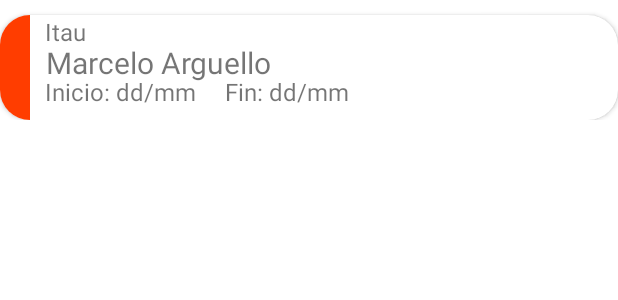
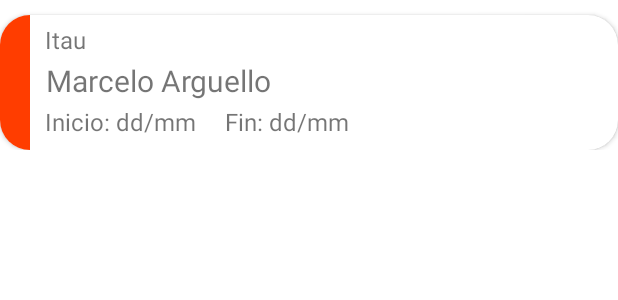
Before and after one commit to EduardoVicente1/Vacation-Manager-Android, an Android app: the layout item_calendar_worker_recycler.xml on its own in the app's theme, with its tools: preview values and no code run, on a phone screen of 412 x 824 dp. Shown: the top 300 px of the screen. Run offline under Robolectric (Android 15) with nearby library versions, the phone set to English and light mode, and no system bars.

Commit message:
Modify item recycler

```diff
--- a/app/src/main/AndroidManifest.xml
+++ b/app/src/main/AndroidManifest.xml
@@ -11,7 +11,8 @@
         android:theme="@style/Theme.VacationManagerAndroid">
         <activity
             android:name=".HostActivity"
-            android:exported="false" />
+            android:exported="false"
+            android:screenOrientation="portrait"/>
         <!--
      Set custom default icon. This is used when no icon is set for incoming notification messages.
      See README(https://goo.gl/l4GJaQ) for more.
@@ -30,7 +31,8 @@
         <activity
             android:name=".LoginActivity"
             android:exported="false"
-            android:windowSoftInputMode="stateHidden" />
+            android:windowSoftInputMode="stateHidden"
+            android:screenOrientation="portrait"/>
         <activity
             android:name=".SplashScreen"
             android:exported="true"
--- a/app/src/main/java/com/example/vacation_manager_android/HostActivity.kt
+++ b/app/src/main/java/com/example/vacation_manager_android/HostActivity.kt
@@ -2,7 +2,6 @@ package com.example.vacation_manager_android
 
 import android.content.Context
 import android.graphics.Rect
-import androidx.appcompat.app.AppCompatActivity
 import android.os.Bundle
 import android.util.Log
 import android.view.MenuItem
@@ -11,13 +10,12 @@ import android.view.inputmethod.InputMethodManager
 import android.widget.EditText
 import android.widget.Toast
 import androidx.appcompat.app.ActionBarDrawerToggle
+import androidx.appcompat.app.AppCompatActivity
 import androidx.core.view.GravityCompat
 import androidx.drawerlayout.widget.DrawerLayout
 import androidx.fragment.app.Fragment
 import com.example.vacation_manager_android.Fragments.FragmentHome
 import com.example.vacation_manager_android.Fragments.FragmentVacationReque
-import com.example.vacation_manager_android.Fragments.PendingsFragment
-import com.example.vacation_manager_android.databinding.FragmentSendNotifBinding
 import com.google.android.material.navigation.NavigationView
 import com.paulocabelloacha.sendnotif.SendNotifFragment
 
--- a/app/src/main/res/layout/fragment_login.xml
+++ b/app/src/main/res/layout/fragment_login.xml
@@ -37,6 +37,7 @@
         android:layout_height="50dp"
         android:layout_marginStart="30dp"
         android:layout_marginEnd="30dp"
+        android:text="asd"
         android:hint="Usuario"
         android:fontFamily="@font/mplusrounded1cregular"
         android:inputType="textPersonName"
@@ -62,6 +63,7 @@
         android:layout_height="50dp"
         android:layout_marginStart="30dp"
         android:layout_marginEnd="30dp"
+        android:text="123"
         android:hint="Contraseña"
         android:fontFamily="@font/mplusrounded1cregular"
         android:inputType="textPassword"
--- a/app/src/main/res/layout/item_calendar_worker_recycler.xml
+++ b/app/src/main/res/layout/item_calendar_worker_recycler.xml
@@ -9,7 +9,7 @@
     <androidx.cardview.widget.CardView
         android:id="@+id/cardv_item_work"
         android:layout_width="match_parent"
-        android:layout_height="70dp"
+        android:layout_height="90dp"
         app:cardCornerRadius="20dp"
         android:layout_marginTop="10dp"
         app:layout_constraintTop_toTopOf="parent"
@@ -30,6 +30,7 @@
             android:textSize="16sp"
             android:gravity="center_horizontal"
             android:layout_marginLeft="30dp"
+            android:layout_marginTop="5dp"
             />
         <TextView
             android:id="@+id/calendar_worker_name"
@@ -39,7 +40,7 @@
             android:textSize="20sp"
             android:gravity="center_horizontal"
             android:layout_marginLeft="30dp"
-            android:layout_marginTop="18dp"
+            android:layout_marginTop="30dp"
             />
         <TextView
             android:id="@+id/calendar_worker_fecha_ini"
@@ -49,7 +50,7 @@
             android:textSize="16sp"
             android:gravity="center_horizontal"
             android:layout_marginLeft="30dp"
-            android:layout_marginTop="40dp"
+            android:layout_marginTop="60dp"
             />
         <TextView
             android:id="@+id/calendar_worker_fecha_fin"
@@ -59,7 +60,7 @@
             android:textSize="16sp"
             android:gravity="center_horizontal"
             android:layout_marginLeft="150dp"
-            android:layout_marginTop="40dp"
+            android:layout_marginTop="60dp"
             />
     </androidx.cardview.widget.CardView>
 </androidx.constraintlayout.widget.ConstraintLayout>
```
